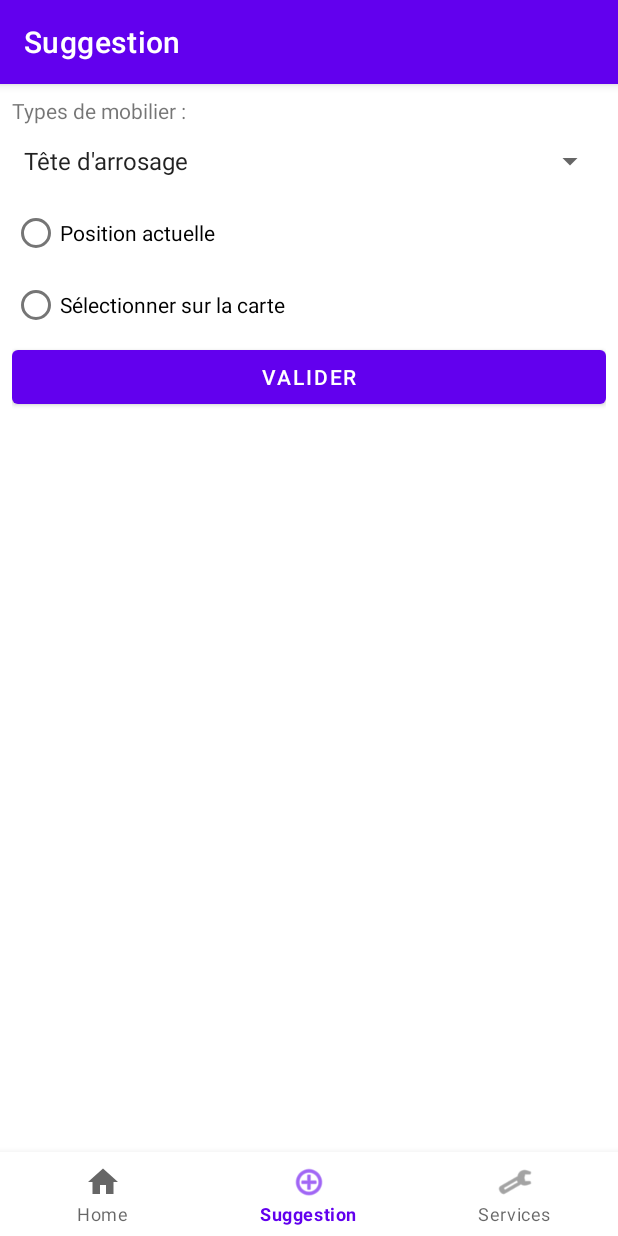
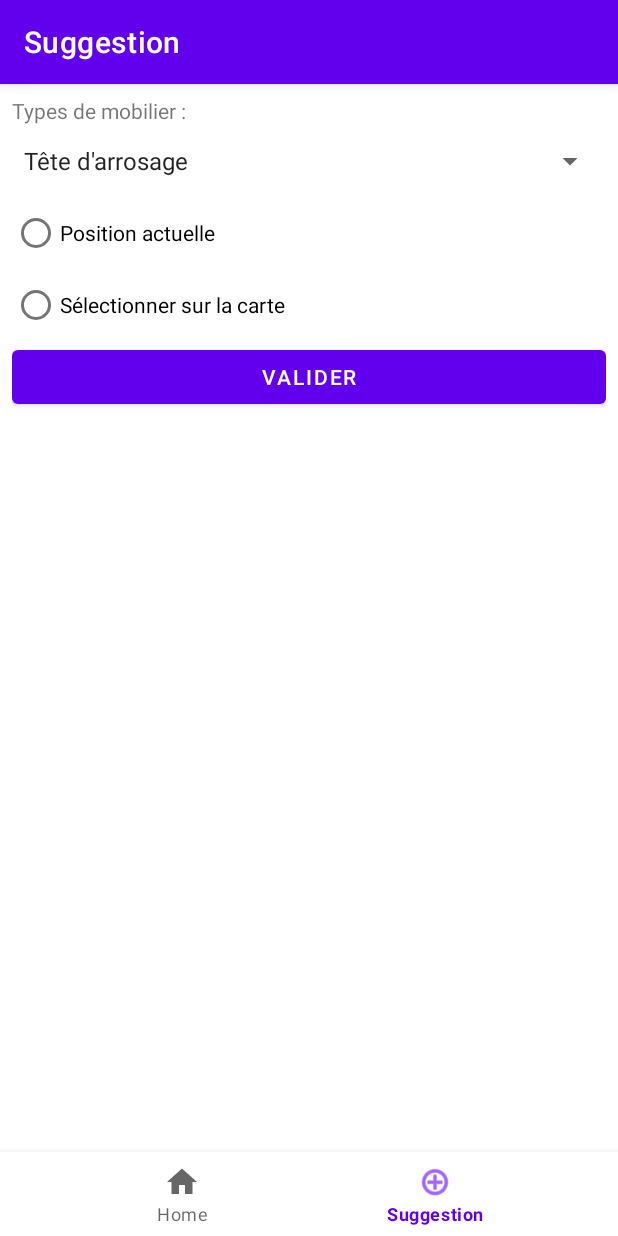
Before and after one commit to Ak-iu/SIG2022_APP, an Android app: the screen it shows after launch (MainActivity), item 2 of the bottom bar chosen, on a phone screen of 412 x 824 dp. Run offline under Robolectric (Android 15) with nearby library versions, the phone set to English and light mode, and no system bars; our stand-ins replace navigation-ui.

Commit message:
delete service fragment from client app

```diff
--- a/app/src/main/res/menu/bottom_nav_menu.xml
+++ b/app/src/main/res/menu/bottom_nav_menu.xml
@@ -11,9 +11,6 @@
         android:icon="@android:drawable/ic_menu_add"
         android:title="@string/title_suggestion" />
 
-    <item
-        android:id="@+id/navigation_services"
-        android:icon="@android:drawable/ic_menu_preferences"
-        android:title="@string/title_services" />
+
 
 </menu>
```
